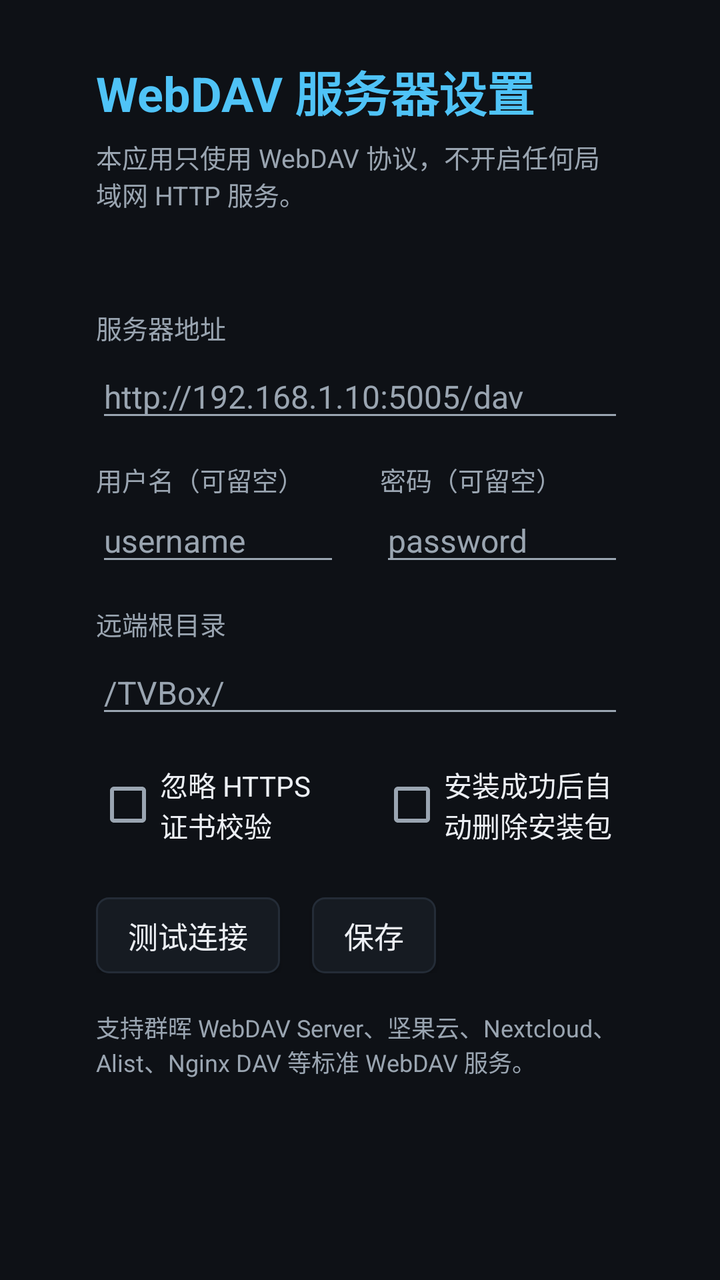
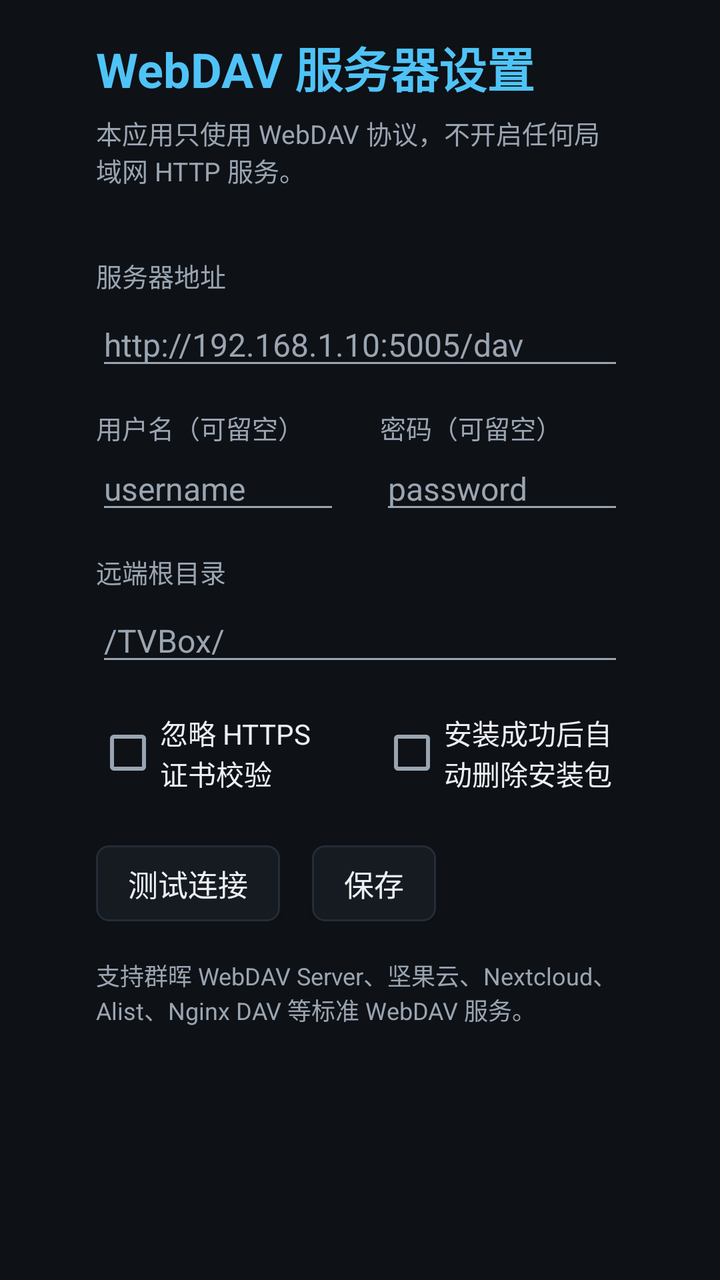

Before-and-after screenshots of an Android layout around one commit, followed by the original layout XML and the change that was made.
<!-- AndroidManifest.xml: activity theme AppTheme -->
<!-- res/layout/activity_settings.xml -->
<?xml version="1.0" encoding="utf-8"?>
<ScrollView xmlns:android="http://schemas.android.com/apk/res/android"
    android:layout_width="match_parent"
    android:layout_height="match_parent"
    android:background="@color/bg"
    android:fillViewport="true">

    <LinearLayout
        android:layout_width="match_parent"
        android:layout_height="wrap_content"
        android:orientation="vertical"
        android:paddingStart="48dp"
        android:paddingTop="28dp"
        android:paddingEnd="48dp"
        android:paddingBottom="28dp">

        <TextView
            android:layout_width="wrap_content"
            android:layout_height="wrap_content"
            android:text="@string/settings_title"
            android:textColor="@color/accent"
            android:textSize="24sp"
            android:textStyle="bold" />

        <TextView
            android:layout_width="match_parent"
            android:layout_height="wrap_content"
            android:layout_marginTop="6dp"
            android:text="@string/settings_subtitle"
            android:textColor="@color/text_secondary"
            android:textSize="13sp" />

        <TextView
            android:id="@+id/settings_status"
            android:layout_width="match_parent"
            android:layout_height="wrap_content"
            android:layout_marginTop="10dp"
            android:textColor="@color/accent"
            android:textSize="13sp" />

        <TextView
            android:layout_width="wrap_content"
            android:layout_height="wrap_content"
            android:layout_marginTop="20dp"
            android:text="@string/label_server"
            android:textColor="@color/text_secondary"
            android:textSize="13sp" />

        <EditText
            android:id="@+id/input_server"
            android:layout_width="match_parent"
            android:layout_height="wrap_content"
            android:layout_marginTop="4dp"
            android:hint="@string/hint_server"
            android:imeOptions="actionNext"
            android:inputType="textUri"
            android:maxLines="1"
            android:textColor="@color/text_input"
            android:textColorHint="@color/text_secondary"
            android:textSize="16sp" />

        <LinearLayout
            android:layout_width="match_parent"
            android:layout_height="wrap_content"
            android:layout_marginTop="14dp"
            android:orientation="horizontal">

            <LinearLayout
                android:layout_width="0dp"
                android:layout_height="wrap_content"
                android:layout_weight="1"
                android:orientation="vertical">

                <TextView
                    android:layout_width="wrap_content"
                    android:layout_height="wrap_content"
                    android:text="@string/label_user"
                    android:textColor="@color/text_secondary"
                    android:textSize="13sp" />

                <EditText
                    android:id="@+id/input_user"
                    android:layout_width="match_parent"
                    android:layout_height="wrap_content"
                    android:hint="@string/hint_user"
                    android:imeOptions="actionNext"
                    android:inputType="text"
                    android:maxLines="1"
                    android:textColor="@color/text_input"
                    android:textColorHint="@color/text_secondary"
                    android:textSize="16sp" />
            </LinearLayout>

            <LinearLayout
                android:layout_width="0dp"
                android:layout_height="wrap_content"
                android:layout_marginStart="20dp"
                android:layout_weight="1"
                android:orientation="vertical">

                <TextView
                    android:layout_width="wrap_content"
                    android:layout_height="wrap_content"
                    android:text="@string/label_password"
                    android:textColor="@color/text_secondary"
                    android:textSize="13sp" />

                <EditText
                    android:id="@+id/input_password"
                    android:layout_width="match_parent"
                    android:layout_height="wrap_content"
                    android:hint="@string/hint_password"
                    android:imeOptions="actionNext"
                    android:maxLines="1"
                    android:textColor="@color/text_input"
                    android:textColorHint="@color/text_secondary"
                    android:textSize="16sp" />
            </LinearLayout>
        </LinearLayout>

        <TextView
            android:layout_width="wrap_content"
            android:layout_height="wrap_content"
            android:layout_marginTop="14dp"
            android:text="@string/label_root"
            android:textColor="@color/text_secondary"
            android:textSize="13sp" />

        <EditText
            android:id="@+id/input_root"
            android:layout_width="match_parent"
            android:layout_height="wrap_content"
            android:layout_marginTop="4dp"
            android:hint="@string/hint_root"
            android:imeOptions="actionDone"
            android:inputType="text"
            android:maxLines="1"
            android:textColor="@color/text_input"
            android:textColorHint="@color/text_secondary"
            android:textSize="16sp" />

        <LinearLayout
            android:layout_width="match_parent"
            android:layout_height="wrap_content"
            android:layout_marginTop="18dp"
            android:orientation="horizontal">

            <CheckBox
                android:id="@+id/check_insecure"
                android:layout_width="0dp"
                android:layout_height="wrap_content"
                android:layout_weight="1"
                android:text="@string/label_insecure"
                android:textColor="@color/text_primary"
                android:textSize="14sp" />

            <CheckBox
                android:id="@+id/check_auto_clean"
                android:layout_width="0dp"
                android:layout_height="wrap_content"
                android:layout_marginStart="20dp"
                android:layout_weight="1"
                android:text="@string/label_auto_clean"
                android:textColor="@color/text_primary"
                android:textSize="14sp" />
        </LinearLayout>

        <LinearLayout
            android:layout_width="match_parent"
            android:layout_height="wrap_content"
            android:layout_marginTop="26dp"
            android:orientation="horizontal">

            <Button
                android:id="@+id/btn_test"
                style="@style/TvButton"
                android:layout_width="wrap_content"
                android:layout_height="wrap_content"
                android:text="@string/action_test" />

            <Button
                android:id="@+id/btn_save"
                style="@style/TvButton"
                android:layout_width="wrap_content"
                android:layout_height="wrap_content"
                android:layout_marginStart="16dp"
                android:text="@string/action_save" />
        </LinearLayout>

        <TextView
            android:layout_width="match_parent"
            android:layout_height="wrap_content"
            android:layout_marginTop="18dp"
            android:text="@string/settings_hint"
            android:textColor="@color/text_secondary"
            android:textSize="12sp" />

    </LinearLayout>
</ScrollView>
<!-- resources referenced by this layout -->
<resources>
  <color name="accent">#FF4FC3F7</color>
  <color name="bg">#FF0E1116</color>
  <color name="text_input">#FFFFFFFF</color>
  <color name="text_primary">#FFECEFF4</color>
  <color name="text_secondary">#FF9AA5B1</color>
  <string name="action_save">保存</string>
  <string name="action_test">测试连接</string>
  <string name="hint_password">password</string>
  <string name="hint_root">/TVBox/</string>
  <string name="hint_server">http://192.168.1.10:5005/dav</string>
  <string name="hint_user">username</string>
  <string name="label_auto_clean">安装成功后自动删除安装包</string>
  <string name="label_insecure">忽略 HTTPS 证书校验</string>
  <string name="label_password">密码（可留空）</string>
  <string name="label_root">远端根目录</string>
  <string name="label_server">服务器地址</string>
  <string name="label_user">用户名（可留空）</string>
  <string name="settings_hint">支持群晖 WebDAV Server、坚果云、Nextcloud、Alist、Nginx DAV 等标准 WebDAV 服务。</string>
  <string name="settings_subtitle">本应用只使用 WebDAV 协议，不开启任何局域网 HTTP 服务。</string>
  <string name="settings_title">WebDAV 服务器设置</string>
  <style name="TvButton" parent="@android:style/Widget.Material.Button">
          <item name="android:background">@drawable/bg_button</item>
          <item name="android:textColor">@color/text_primary</item>
          <item name="android:textSize">15sp</item>
          <item name="android:minWidth">0dp</item>
          <item name="android:minHeight">0dp</item>
          <item name="android:paddingLeft">16dp</item>
          <item name="android:paddingRight">16dp</item>
          <item name="android:paddingTop">8dp</item>
          <item name="android:paddingBottom">8dp</item>
          <item name="android:textAllCaps">false</item>
      </style>
  <style name="AppTheme" parent="@android:style/Theme.Material.NoActionBar">
          <item name="android:windowBackground">@color/bg</item>
          <item name="android:colorAccent">@color/accent</item>
          <item name="android:statusBarColor">@color/bg</item>
          <item name="android:navigationBarColor">@color/bg</item>
          <item name="android:textColorPrimary">@color/text_primary</item>
          <item name="android:textColorSecondary">@color/text_secondary</item>
      </style>
  <!-- drawable bg_button (drawable) -->
  <?xml version="1.0" encoding="utf-8"?>
  <selector xmlns:android="http://schemas.android.com/apk/res/android">
      <item android:state_focused="true">
          <shape android:shape="rectangle">
              <solid android:color="@color/accent" />
              <corners android:radius="6dp" />
          </shape>
      </item>
      <item android:state_pressed="true">
          <shape android:shape="rectangle">
              <solid android:color="@color/bg_row_pressed" />
              <corners android:radius="6dp" />
          </shape>
      </item>
      <item>
          <shape android:shape="rectangle">
              <solid android:color="@color/bg_panel" />
              <stroke android:width="1dp" android:color="@color/divider" />
              <corners android:radius="6dp" />
          </shape>
      </item>
  </selector>
  <color name="bg_row_pressed">#FF264F78</color>
  <color name="bg_panel">#FF161B22</color>
  <color name="divider">#FF242C37</color>
</resources>

<!-- the commit's change to res/layout/activity_settings.xml (unified diff, before → after) -->
@@ -10,7 +10,7 @@
         android:layout_height="wrap_content"
         android:orientation="vertical"
         android:paddingStart="48dp"
-        android:paddingTop="28dp"
+        android:paddingTop="16dp"
         android:paddingEnd="48dp"
         android:paddingBottom="28dp">
 
@@ -34,14 +34,14 @@
             android:id="@+id/settings_status"
             android:layout_width="match_parent"
             android:layout_height="wrap_content"
-            android:layout_marginTop="10dp"
+            android:layout_marginTop="6dp"
             android:textColor="@color/accent"
             android:textSize="13sp" />
 
         <TextView
             android:layout_width="wrap_content"
             android:layout_height="wrap_content"
-            android:layout_marginTop="20dp"
+            android:layout_marginTop="10dp"
             android:text="@string/label_server"
             android:textColor="@color/text_secondary"
             android:textSize="13sp" />
